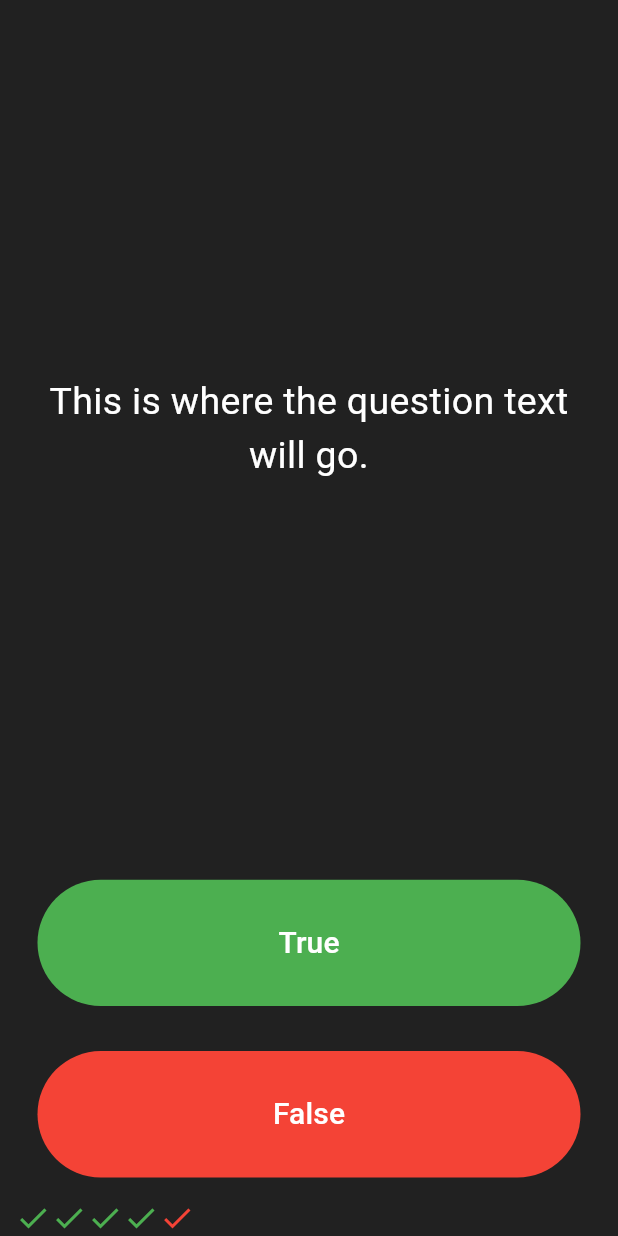
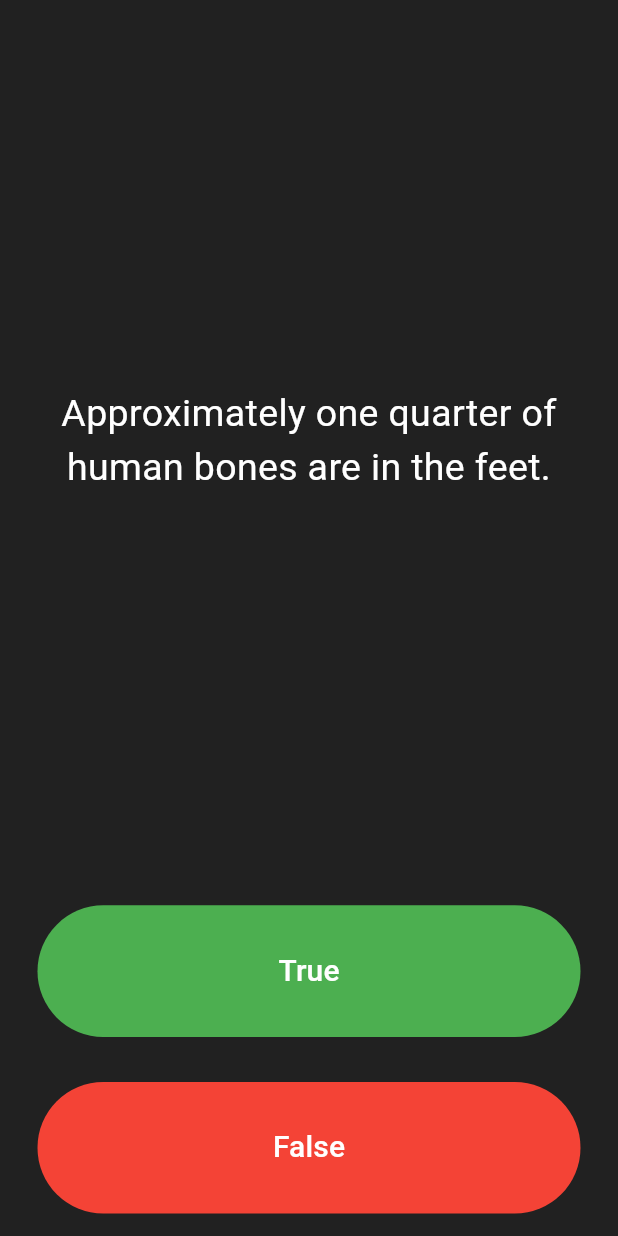
Before and after one commit to so2emma/Quizzler_flutter, a Flutter app: the screen it shows after launch, after a tap on "True", on a phone screen of 412 x 824 dp. Run offline on Flutter 3.47's test engine with Material 3 defaults, Android fonts, the phone set to English and light mode, and no system bars; missing offline and left inert: dart:ffi.

Commit message:
checking user answer

```diff
--- a/lib/main.dart
+++ b/lib/main.dart
@@ -1,3 +1,5 @@
+import 'dart:ffi';
+
 import 'package:flutter/material.dart';
 
 void main() => runApp(const Quizzler());
@@ -27,29 +29,21 @@ class QuizPage extends StatefulWidget {
 }
 
 class _QuizPageState extends State<QuizPage> {
-List<Icon> scoreKeeper = [
- const Icon(
-   Icons.check,
-   color: Colors.green,
- ),
- const Icon(
-   Icons.check,
-   color: Colors.green,
- ),
- const Icon(
-   Icons.check,
-   color: Colors.green,
- ),
- const Icon(
-   Icons.check,
-   color: Colors.green,
- ),
- const Icon(
-   Icons.check,
-   color: Colors.red,
- ),
-];
+  List<Icon> scoreKeeper = [];
 
+  List<String> questions = [
+    'You can lead a cow down stairs but not up stairs.',
+    'Approximately one quarter of human bones are in the feet.',
+    'A slug\'s blood is green.'
+  ];
+
+  List<bool> answers = [
+    false,
+    true,
+    true,
+  ];
+
+  int questionNumber = 0;
 
   @override
   Widget build(BuildContext context) {
@@ -57,13 +51,13 @@ List<Icon> scoreKeeper = [
       mainAxisAlignment: MainAxisAlignment.spaceBetween,
       crossAxisAlignment: CrossAxisAlignment.stretch,
       children: <Widget>[
-        const Expanded(
+        Expanded(
           flex: 5,
           child: Padding(
             padding: EdgeInsets.all(10.0),
             child: Center(
               child: Text(
-                'This is where the question text will go.',
+                questions[questionNumber],
                 textAlign: TextAlign.center,
                 style: TextStyle(
                   fontSize: 25.0,
@@ -88,7 +82,16 @@ List<Icon> scoreKeeper = [
                 ),
               ),
               onPressed: () {
-                //The user picked true.
+                bool correctAnswer = answers[questionNumber];
+
+                if (correctAnswer == true) {
+                  print('user got it right');
+                } else {
+                  print('user got it wrong');
+                }
+                setState(() {
+                  questionNumber += 1;
+                });
               },
             ),
           ),
@@ -108,7 +111,17 @@ List<Icon> scoreKeeper = [
                 ),
               ),
               onPressed: () {
-                //The user picked false.
+                bool correctAnswer = answers[questionNumber];
+
+                if (correctAnswer == false) {
+                  print('user got it right');
+                } else {
+                  print('user got it wrong');
+                }
+
+                setState(() {
+                  questionNumber += 1;
+                });
               },
             ),
           ),
```
